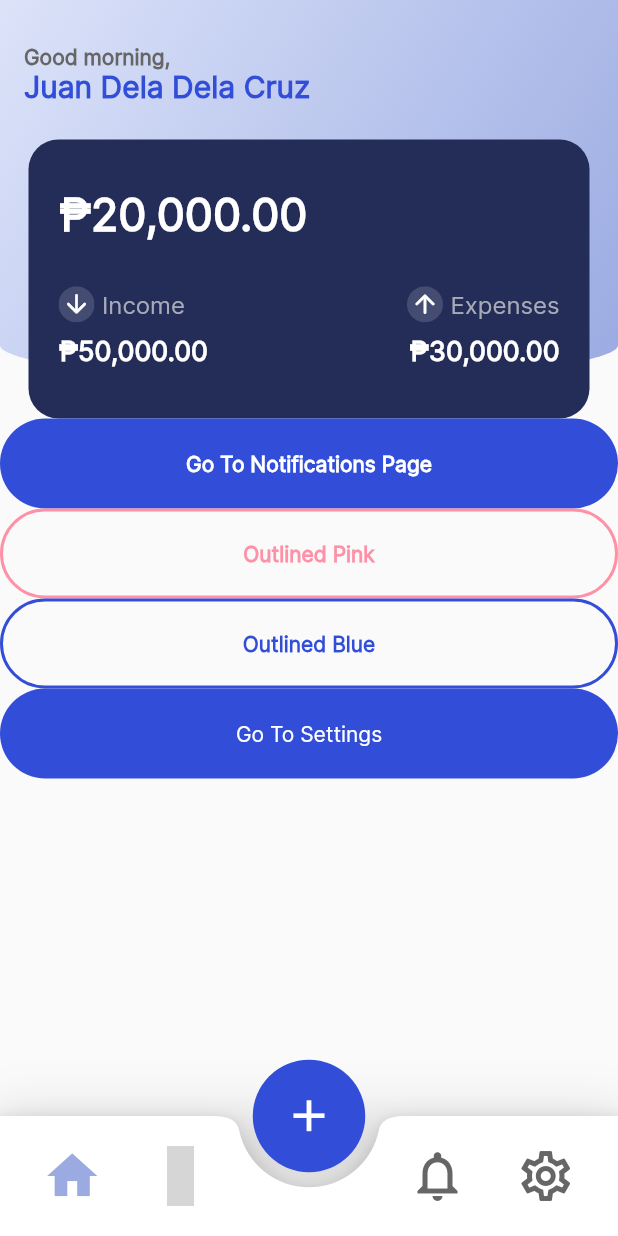
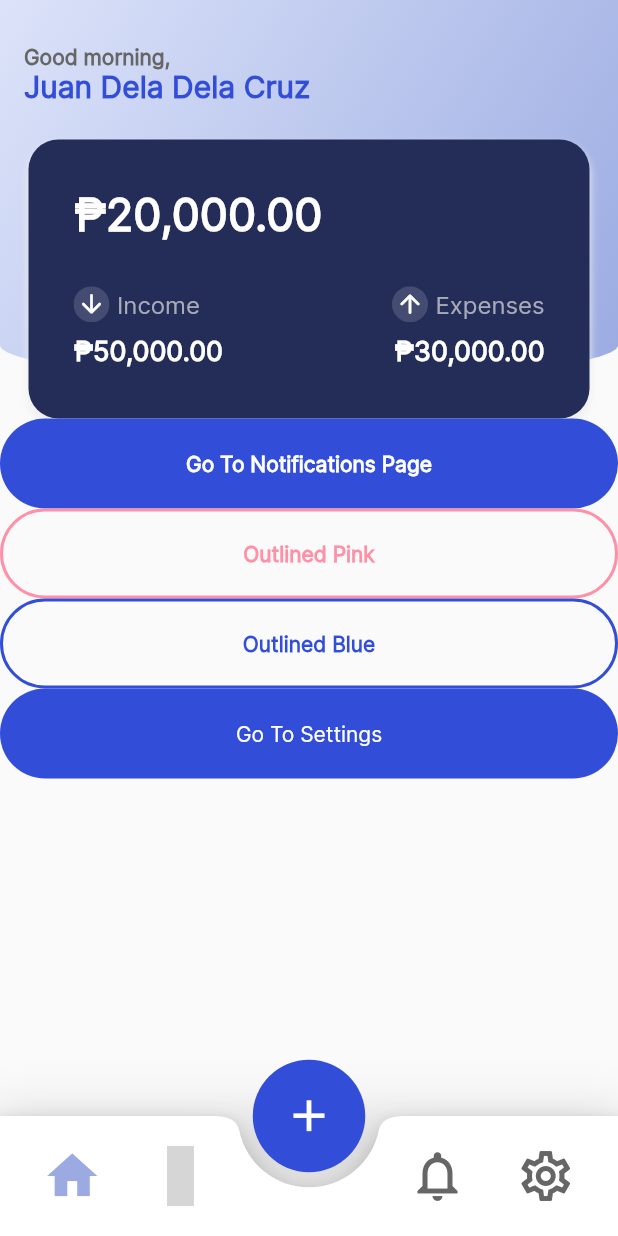
Before and after one commit to framgia/sph_flutter-capstone, a Flutter app: the screen it shows after launch, on a phone screen of 412 x 824 dp. Run offline on Flutter 3.47's test engine with Material 2 defaults, Android fonts, the phone set to English and light mode, and no system bars; our stand-ins replace auto_route, hooks_riverpod, material_design_icons_flutter; missing offline and left inert: sqfentity, sqfentity_gen; accounts and stored records are empty; statements that could not run were skipped; grey boxes are pictures that could not be loaded.

Commit message:
[Dashboard] Implement UI for the Greeting and Transactions Summary (fixed transaction_summary based on comments)

```diff
--- a/lib/views/pages/dashboard.dart
+++ b/lib/views/pages/dashboard.dart
@@ -7,7 +7,7 @@ import 'package:sun_flutter_capstone/utils/routing.dart';
 import 'package:sun_flutter_capstone/views/widgets/buttons/filled_button_text.dart';
 import 'package:sun_flutter_capstone/views/widgets/buttons/outline_button_text.dart';
 import 'package:sun_flutter_capstone/views/widgets/template.dart';
-import 'package:sun_flutter_capstone/views/widgets/cards/transaction_summary.dart';
+import 'package:sun_flutter_capstone/views/pages/transaction_summary.dart';
 
 class Dashboard extends HookConsumerWidget {
   const Dashboard({Key? key}) : super(key: key);
@@ -23,10 +23,10 @@ class Dashboard extends HookConsumerWidget {
     if (hour < 12) {
       return 'Good morning,';
     }
-    if (hour < 17) {
+    else if (hour < 17) {
       return 'Good afternoon,';
     }
-    return 'Good evening,';
+    else return 'Good evening,';
   }
 
   @override
--- a/lib/views/widgets/cards/transaction_summary.dart
+++ b/lib/views/pages/transaction_summary.dart
@@ -1,6 +1,7 @@
 import 'package:flutter/material.dart';
 import 'package:intl/intl.dart';
 import 'package:sun_flutter_capstone/consts/global_style.dart';
+import 'package:sun_flutter_capstone/views/widgets/cards/elevated_card.dart';
 
 class TransactionSummary extends StatelessWidget {
   final double totalBalance;
@@ -23,20 +24,14 @@ class TransactionSummary extends StatelessWidget {
 
   @override
   Widget build(BuildContext context) {
-    return Container(
-      margin: const EdgeInsets.only(top: 33.0),
-      decoration: const BoxDecoration(
-        borderRadius: BorderRadius.all(
-            Radius.circular(20.0) //                 <--- border radius here
-            ),
-        color: AppColor.darkBlue,
-      ),
-      height: 186.0,
+    return ElevatedCard(
       width: 374.0,
-      child: Container(
+      boxColor: AppColor.darkBlue,
+      margin: 33.0,
+      content: Container(
+        height: 156.0,
         padding: const EdgeInsets.symmetric(
-          vertical: 32.12,
-          horizontal: 20,
+          vertical: 17.12,
         ),
         child: Column(
           crossAxisAlignment: CrossAxisAlignment.start,
--- a/lib/views/widgets/cards/elevated_card.dart
+++ b/lib/views/widgets/cards/elevated_card.dart
@@ -2,10 +2,16 @@ import 'package:flutter/material.dart';
 
 class ElevatedCard extends StatelessWidget {
   final Widget content;
+  final bool isBoxShadowExist;
   final double width;
+  final double margin;
+  final Color boxColor;
 
   const ElevatedCard({
     Key? key,
+    this.margin = 25.0,
+    this.boxColor = Colors.white,
+    this.isBoxShadowExist = true,
     required this.content,
     required this.width,
   }) : super(key: key);
@@ -14,22 +20,22 @@ class ElevatedCard extends StatelessWidget {
   Widget build(BuildContext context) {
     return Container(
       width: width,
-      margin: const EdgeInsets.only(top: 25.0),
+      margin: EdgeInsets.only(top: margin),
       decoration: BoxDecoration(
         borderRadius: BorderRadius.all(
             Radius.circular(20.0) //                 <--- border radius here
             ),
-        color: Colors.white,
-        boxShadow: const [
+        color: boxColor,
+        boxShadow: isBoxShadowExist ? const [
           BoxShadow(
             color: Color(0xFFEDEDED),
             blurRadius: 4,
             offset: Offset(0, 4), // changes position of shadow
           ),
-        ],
+        ] : [],
       ),
       child: Container(
-        padding: const EdgeInsets.symmetric(vertical: 15, horizontal: 30),
+        padding: const EdgeInsets.symmetric(vertical: 15, horizontal: 30,),
         child: content,
       ),
     );
```
